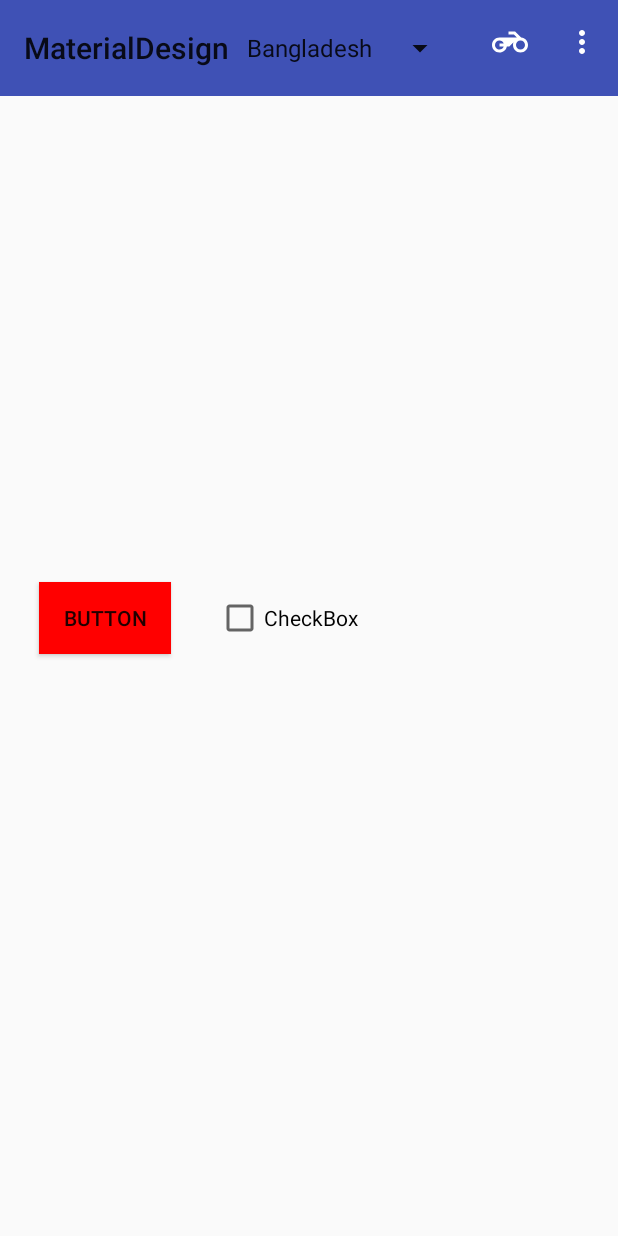
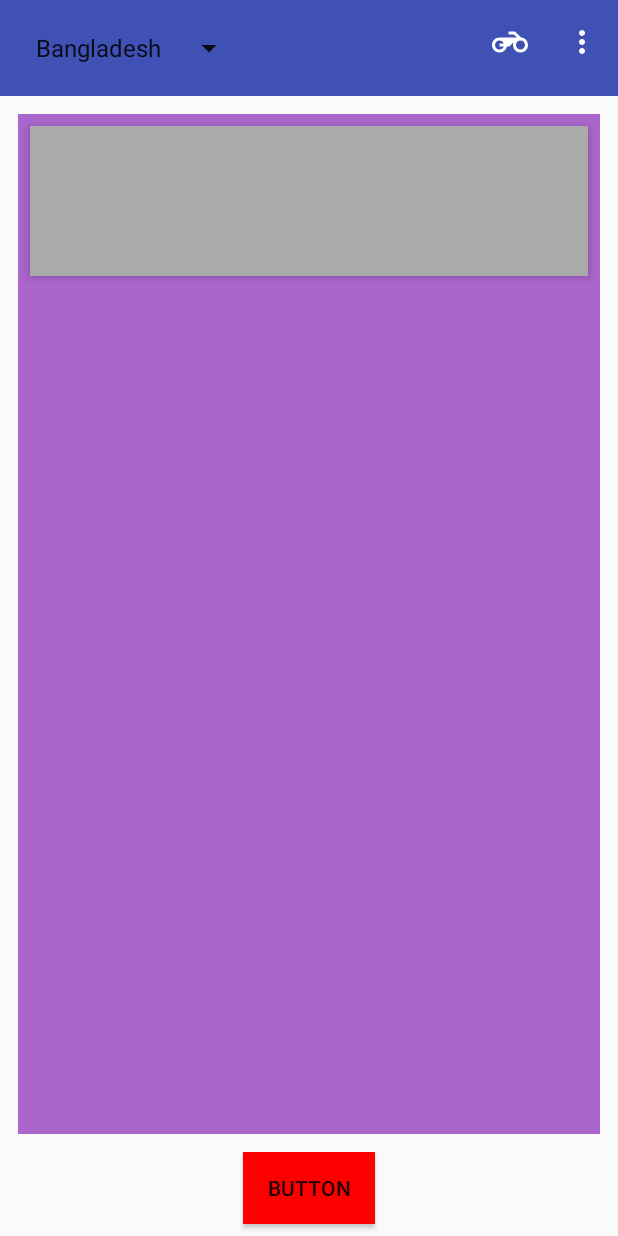
Before and after one commit to farhanarnob/MaterialDesign, an Android app: the screen it shows after launch (MainActivity), on a phone screen of 412 x 824 dp. Run offline under Robolectric (Android 15) with nearby library versions, the phone set to English and light mode, and no system bars.

Commit message:
Implementing FrameLayout

```diff
--- a/app/src/main/java/me/farhanarnob/materialdesign/MainActivity.java
+++ b/app/src/main/java/me/farhanarnob/materialdesign/MainActivity.java
@@ -38,6 +38,7 @@ public class MainActivity extends AppCompatActivity {
 
         //giving custom toolbar
         Toolbar toolbar = (Toolbar) findViewById(R.id.toolbar2);
+        toolbar.setTitle("");
         setSupportActionBar(toolbar);
 
 
--- a/app/src/main/res/layout/activity_main.xml
+++ b/app/src/main/res/layout/activity_main.xml
@@ -6,48 +6,32 @@
     android:layout_height="match_parent"
     tools:context="me.farhanarnob.materialdesign.MainActivity"
     tools:layout_editor_absoluteX="0dp"
-    tools:layout_editor_absoluteY="81dp">
+    tools:layout_editor_absoluteY="25dp">
 
 
     <Button
         android:id="@+id/button"
         android:layout_width="wrap_content"
         android:layout_height="wrap_content"
-        android:layout_marginStart="26dp"
+        android:layout_marginBottom="8dp"
+        android:layout_marginLeft="8dp"
+        android:layout_marginRight="8dp"
         android:text="@string/button"
-        app:layout_constraintBaseline_toBaselineOf="@+id/checkBox"
-        app:layout_constraintLeft_toLeftOf="parent"
-        tools:layout_constraintBaseline_creator="1"
-        tools:layout_constraintLeft_creator="1" />
-
-    <CheckBox
-        android:id="@+id/checkBox"
-        android:layout_width="0dp"
-        android:layout_height="wrap_content"
-        android:layout_marginEnd="144dp"
-        android:layout_marginStart="144dp"
-        android:text="@string/checkbox"
         app:layout_constraintBottom_toBottomOf="parent"
         app:layout_constraintLeft_toLeftOf="parent"
-        app:layout_constraintRight_toRightOf="parent"
-        app:layout_constraintTop_toTopOf="parent"
-        tools:layout_constraintBottom_creator="1"
-        tools:layout_constraintLeft_creator="1"
-        tools:layout_constraintRight_creator="1"
-        tools:layout_constraintTop_creator="1" />
+        app:layout_constraintRight_toRightOf="parent" />
 
     <android.support.v7.widget.Toolbar
         android:id="@+id/toolbar2"
-        android:layout_width="0dp"
+        android:layout_width="match_parent"
         android:layout_height="wrap_content"
         android:background="?attr/colorPrimary"
         android:minHeight="?attr/actionBarSize"
         android:theme="?attr/actionBarTheme"
-        app:layout_constraintLeft_toLeftOf="parent"
-        app:layout_constraintRight_toRightOf="parent"
+        app:layout_constraintLeft_toLeftOf="@+id/linearLayout"
         app:layout_constraintTop_toTopOf="parent"
         tools:layout_constraintLeft_creator="1"
-        tools:layout_constraintRight_creator="1">
+        tools:layout_constraintTop_creator="1">
 
         <android.support.v7.widget.AppCompatSpinner
             android:id="@+id/spinner_toolbar"
@@ -57,4 +41,33 @@
         </android.support.v7.widget.AppCompatSpinner>
     </android.support.v7.widget.Toolbar>
 
+    <LinearLayout
+        android:id="@+id/linearLayout"
+        android:layout_width="0dp"
+        android:layout_height="0dp"
+        android:layout_margin="12dp"
+        android:layout_marginTop="4dp"
+        android:background="@android:color/holo_purple"
+        android:orientation="vertical"
+        app:layout_constraintBottom_toTopOf="@+id/button"
+        app:layout_constraintHorizontal_bias="0.0"
+        app:layout_constraintLeft_toLeftOf="parent"
+        app:layout_constraintRight_toRightOf="parent"
+        app:layout_constraintTop_toBottomOf="@+id/toolbar2"
+        app:layout_constraintVertical_bias="1.0"
+        tools:layout_constraintBottom_creator="1"
+        tools:layout_constraintLeft_creator="1"
+        tools:layout_constraintRight_creator="1"
+        tools:layout_constraintTop_creator="1">
+
+        <FrameLayout
+            android:layout_width="match_parent"
+            android:layout_height="100dp"
+            android:layout_margin="8dp"
+            android:background="@android:color/darker_gray"
+            android:elevation="4dp">
+
+        </FrameLayout>
+    </LinearLayout>
+
 </android.support.constraint.ConstraintLayout>
```
